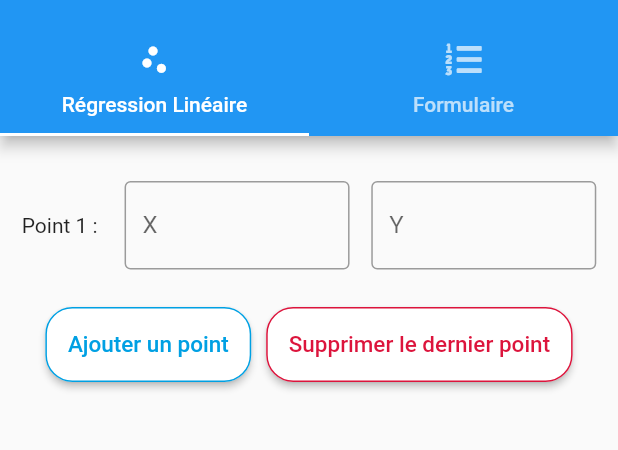
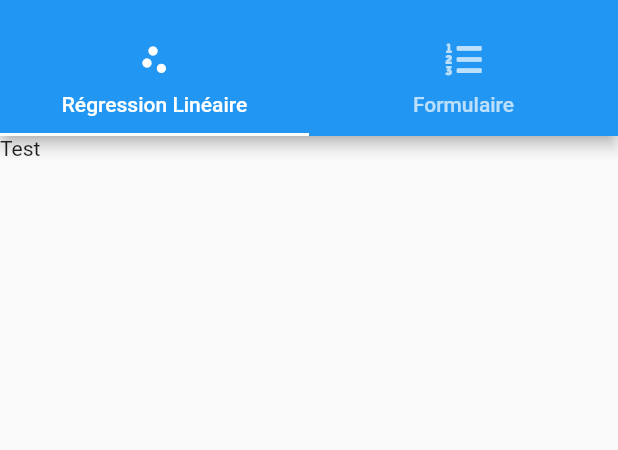
Before and after one commit to aznnn13/projetm1_mobile, a Flutter app: the screen it shows after launch, on a phone screen of 412 x 824 dp, the part 59-509 px from its top. Run offline on Flutter 3.47's test engine with Material 2 defaults, Android fonts, the phone set to English and light mode, and no system bars; our stand-ins replace font_awesome_flutter.

```diff
--- a/lib/main.dart
+++ b/lib/main.dart
@@ -1,87 +1,30 @@
 import 'package:flutter/material.dart';
 import 'package:font_awesome_flutter/font_awesome_flutter.dart';
-import 'tabs/linear_regression.dart';
-import 'tabs/formulaire.dart';
 
 void main() {
-  runApp(const MyApp());
+  runApp(MyApp());
 }
 
 class MyApp extends StatelessWidget {
   const MyApp({Key? key}) : super(key: key);
 
-  // This widget is the root of your application.
   @override
   Widget build(BuildContext context) {
     return MaterialApp(
-      title: 'Flutter Demo',
-      theme: ThemeData(
-        // This is the theme of your application.
-        //
-        // Try running your application with "flutter run". You'll see the
-        // application has a blue toolbar. Then, without quitting the app, try
-        // changing the primarySwatch below to Colors.green and then invoke
-        // "hot reload" (press "r" in the console where you ran "flutter run",
-        // or simply save your changes to "hot reload" in a Flutter IDE).
-        // Notice that the counter didn't reset back to zero; the application
-        // is not restarted.
-        primarySwatch: Colors.blue,
-      ),
-      home: const MyHomePage(title: 'Flutter Demo Home Page'),
-    );
+        debugShowCheckedModeBanner: false, title: "ProjetM1", home: HomePage());
   }
 }
 
-class MyHomePage extends StatefulWidget {
-  const MyHomePage({Key? key, required this.title}) : super(key: key);
-
-  // This widget is the home page of your application. It is stateful, meaning
-  // that it has a State object (defined below) that contains fields that affect
-  // how it looks.
-
-  // This class is the configuration for the state. It holds the values (in this
-  // case the title) provided by the parent (in this case the App widget) and
-  // used by the build method of the State. Fields in a Widget subclass are
-  // always marked "final".
-
-  final String title;
-
-  @override
-  State<MyHomePage> createState() => _MyHomePageState();
-}
-
-class _MyHomePageState extends State<MyHomePage> {
-  int _counter = 0;
-
-  void _incrementCounter() {
-    setState(() {
-      // This call to setState tells the Flutter framework that something has
-      // changed in this State, which causes it to rerun the build method below
-      // so that the display can reflect the updated values. If we changed
-      // _counter without calling setState(), then the build method would not be
-      // called again, and so nothing would appear to happen.
-      _counter++;
-    });
-  }
-
+class HomePage extends StatelessWidget {
   @override
   Widget build(BuildContext context) {
-    // This method is rerun every time setState is called, for instance as done
-    // by the _incrementCounter method above.
-    //
-    // The Flutter framework has been optimized to make rerunning build methods
-    // fast, so that you can just rebuild anything that needs updating rather
-    // than having to individually change instances of widgets.
-    return MaterialApp(
-      home: DefaultTabController(
+    return DefaultTabController(
       length: 2,
       child: Scaffold(
         appBar: AppBar(
           bottom: const TabBar(
             tabs: [
-                Tab(
-                    icon: Icon(Icons.scatter_plot),
-                    text: "Régression Linéaire"),
+              Tab(icon: Icon(Icons.scatter_plot), text: "Régression Linéaire"),
               Tab(
                 icon: FaIcon(FontAwesomeIcons.listOl),
                 text: "Formulaire",
@@ -96,7 +39,31 @@ class _MyHomePageState extends State<MyHomePage> {
           ),
         ),
         body: TabBarView(children: [
-            Center(
+          Text("Test"),
+          Text("Test"),
+        ]),
+      ),
+    );
+  }
+}
+
+
+
+//////////////////////////// REGRESSION LINEAIRE ////////////////////////////
+
+
+class regressionLineaire extends StatefulWidget {
+
+  @override
+  State createState() => _MyState();
+}
+
+class _MyState extends State<regressionLineaire> {
+  Color _containerColor = Colors.yellow;
+
+  @override
+  Widget build(BuildContext context) {
+    return Center(
         child: Column(
           children: [
             const SizedBox(
@@ -164,11 +131,6 @@ class _MyHomePageState extends State<MyHomePage> {
               ],
             ),
           ],
-                )),
-            Text("Formulaire"),
-          ]),
-        ),
-      ),
-    );
+        ));
   }
 }
```
Also changed, not shown: 1 other file. Lines whose indentation alone changed are shown as unchanged.
